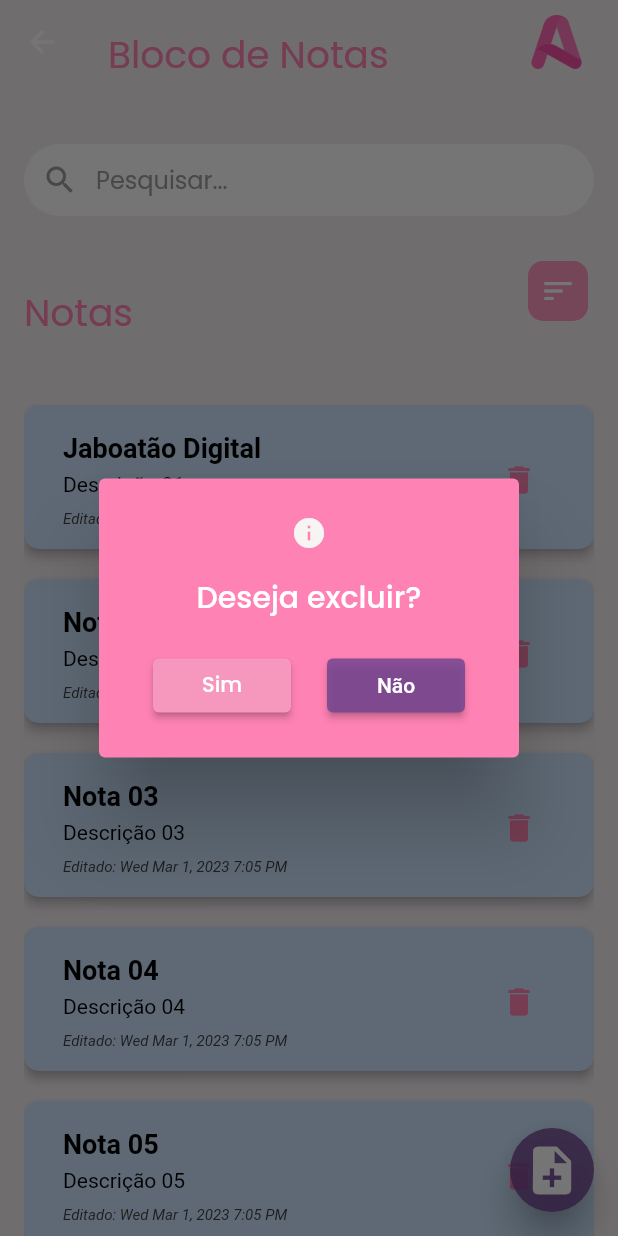
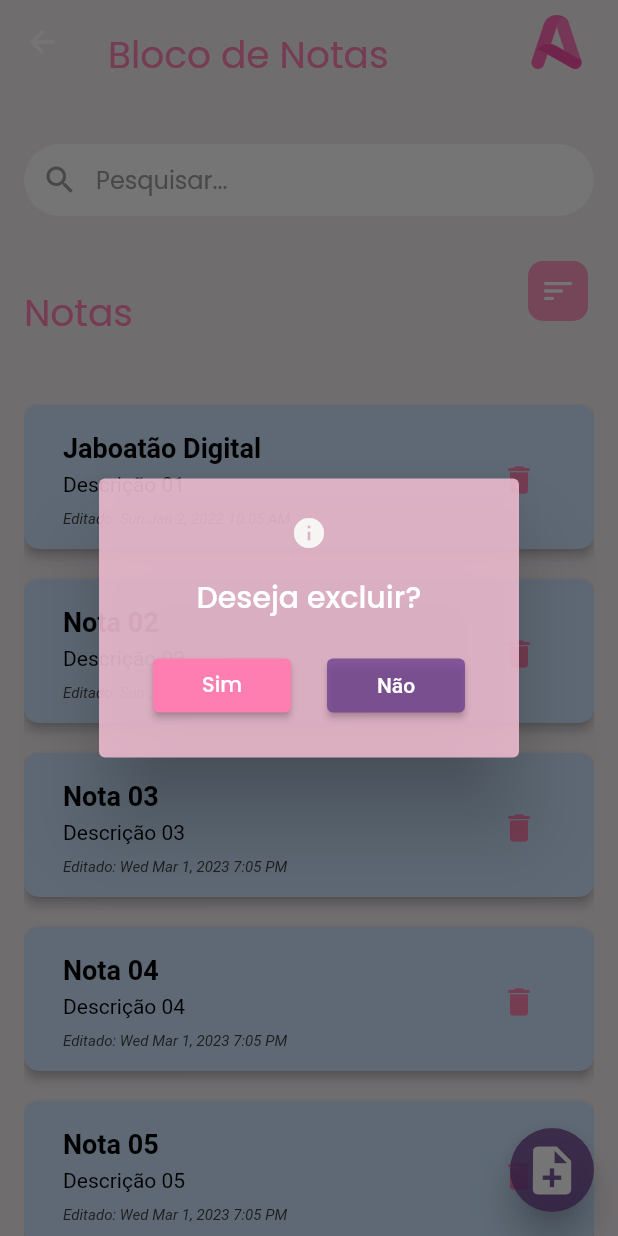
Before and after one commit to queren-hapuque-10/agenda-app, a Flutter app: the HomeScreen screen opened directly, after a tap on the "delete" icon, on a phone screen of 412 x 824 dp. Run offline on Flutter 3.47's test engine with Material 2 defaults, Android fonts, the phone set to English and light mode, and no system bars; our stand-ins replace google_fonts.

Commit message:
finalização 2.0

```diff
--- a/lib/notas/screens/home.dart
+++ b/lib/notas/screens/home.dart
@@ -266,7 +266,7 @@ class _HomeScreenState extends State<HomeScreen> {
         context: context,
         builder: (BuildContext context) {
           return AlertDialog(
-            backgroundColor:Color.fromARGB(255, 254, 130, 179),
+            backgroundColor:Color.fromARGB(227, 236, 186, 206),
             icon: const Icon(
               Icons.info,
               color: Color.fromARGB(255, 247, 244, 244),
@@ -284,7 +284,8 @@ class _HomeScreenState extends State<HomeScreen> {
                         Navigator.pop(context, true);
                       },
                       style: ElevatedButton.styleFrom(
-                     backgroundColor: Color.fromARGB(255, 246, 151, 189)),
+                     backgroundColor: Color.fromARGB(255, 255, 126, 178)),
+
                       child: SizedBox(
                         width: 60,
                         child: Text(
```
